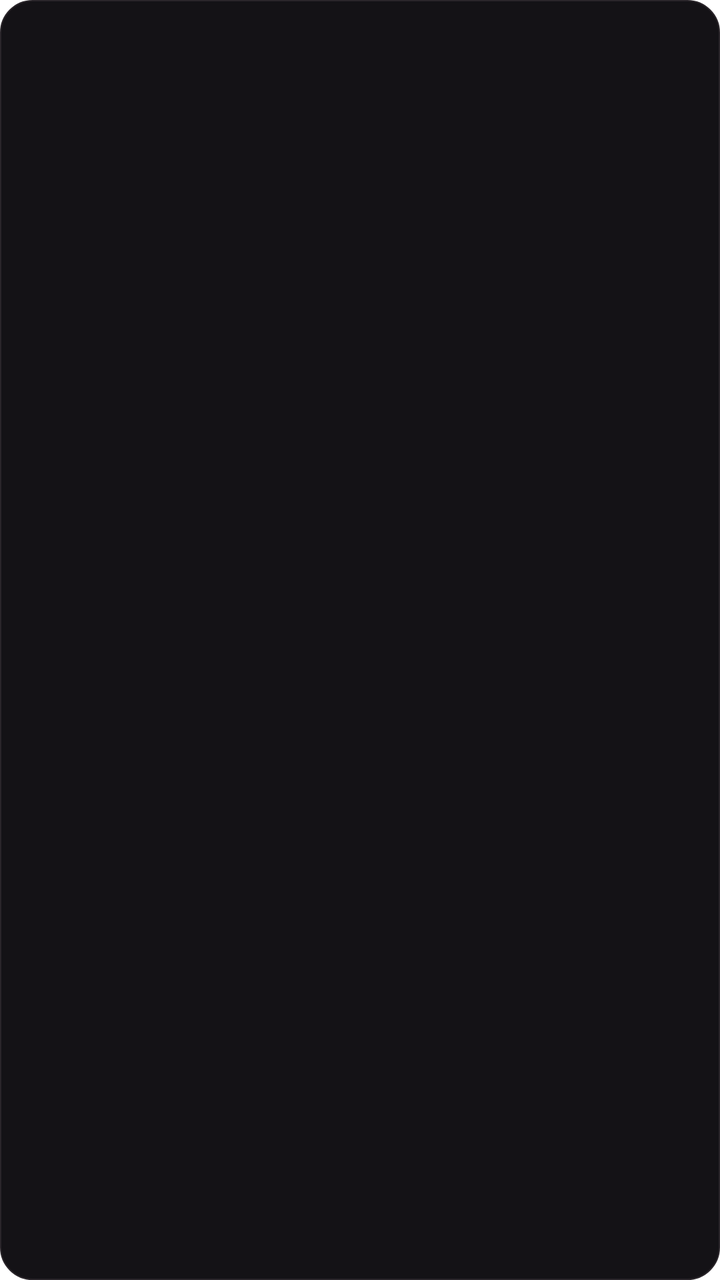
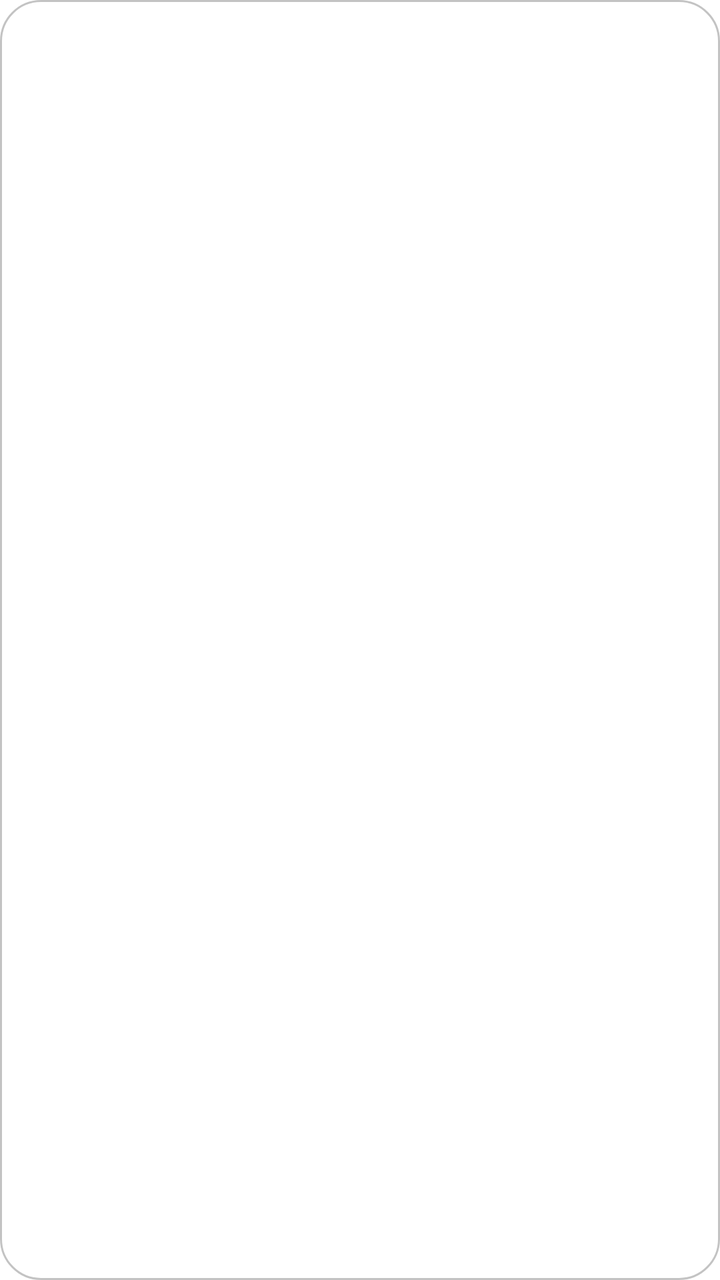

Screens rendered from an Android XML layout before and after an edit, with the pre-edit source and the edit as a unified diff.
<!-- AndroidManifest.xml: application theme Theme.App.Starting -->
<!-- res/layout/item_record.xml -->
<?xml version="1.0" encoding="utf-8"?>
<LinearLayout xmlns:android="http://schemas.android.com/apk/res/android"
    android:layout_width="match_parent"
    android:layout_height="wrap_content"
    android:orientation="vertical"
    android:background="@drawable/glass_card"
    android:padding="12dp"
    android:layout_margin="8dp">
    <TextView
        android:id="@+id/recordInfo"
        android:layout_width="wrap_content"
        android:layout_height="wrap_content"
        android:textColor="#e2c2cf"
        android:textSize="12sp"
        android:layout_marginBottom="6dp"/>
    <ImageView
        android:id="@+id/recordChart"
        android:layout_width="match_parent"
        android:layout_height="100dp"
        android:scaleType="fitXY"/>
</LinearLayout>
<!-- resources referenced by this layout -->
<resources>
  <!-- drawable glass_card (drawable) -->
  <?xml version="1.0" encoding="utf-8"?>
  <shape xmlns:android="http://schemas.android.com/apk/res/android">
      <solid android:color="#141216"/>
      <corners android:radius="16dp"/>
      <stroke android:width="0.5dp" android:color="#2a252a"/>
  </shape>
  <style name="Theme.App.Starting" parent="Theme.SplashScreen">
           <item name="windowSplashScreenBackground">#0c0c10</item>
           <item name="windowSplashScreenAnimatedIcon">@drawable/ic_splash_logo</item>
          <item name="windowSplashScreenIconBackgroundColor">#C2385C</item>
           <item name="postSplashScreenTheme">@style/AppTheme</item>
       </style>
  <!-- drawable ic_splash_logo (drawable) -->
  <?xml version="1.0" encoding="utf-8"?>
  <vector xmlns:android="http://schemas.android.com/apk/res/android"
      android:width="192dp"
      android:height="192dp"
      android:viewportWidth="192"
      android:viewportHeight="192">
      <path
          android:fillColor="#00000000"
          android:strokeColor="#33FFFFFF"
          android:strokeWidth="6"
          android:pathData="M96,96m-88,0a88,88 0,1 1,176 0a88,88 0,1 1,-176 0" />
      <path
          android:fillColor="#FFFFFFFF"
          android:pathData="M96,64 C88,52 72,46 60,54 C44,64 42,86 54,102 C64,116 82,128 96,138 C110,128 128,116 138,102 C150,86 148,64 132,54 C120,46 104,52 96,64 Z"
          android:scaleX="0.62"
          android:scaleY="0.62"
          android:pivotX="96"
          android:pivotY="96" />
      <path
          android:fillColor="#00000000"
          android:strokeColor="#FF3B5B"
          android:strokeWidth="5.5"
          android:strokeLineCap="round"
          android:strokeLineJoin="round"
          android:pathData="M62,100 L82,100 L90,84 L100,118 L110,96 L118,100 L134,100" />
  </vector>
  <style name="AppTheme" parent="Theme.MaterialComponents.DayNight.NoActionBar">
          <item name="android:windowBackground">@color/splash_bg</item>
          <item name="android:statusBarColor">@android:color/transparent</item>
          <item name="android:navigationBarColor">@android:color/transparent</item>
      </style>
  <color name="splash_bg">#0c0c10</color>
</resources>

<!-- the commit's change to res/layout/item_record.xml (unified diff, before → after) -->
@@ -10,7 +10,7 @@
         android:id="@+id/recordInfo"
         android:layout_width="wrap_content"
         android:layout_height="wrap_content"
-        android:textColor="#e2c2cf"
+        android:textColor="@color/label"
         android:textSize="12sp"
         android:layout_marginBottom="6dp"/>
     <ImageView
<!-- resource entries referenced after the edit -->
@@ -1,18 +1,20 @@
 <!-- resources referenced by this layout -->
 <resources>
+  <color name="label">#1C1C1E</color>
   <!-- drawable glass_card (drawable) -->
   <?xml version="1.0" encoding="utf-8"?>
   <shape xmlns:android="http://schemas.android.com/apk/res/android">
-      <solid android:color="#141216"/>
-      <corners android:radius="16dp"/>
-      <stroke android:width="0.5dp" android:color="#2a252a"/>
+      <solid android:color="@color/card"/>
+      <corners android:radius="20dp"/>
+      <stroke android:width="1dp" android:color="@color/separator"/>
   </shape>
   <style name="Theme.App.Starting" parent="Theme.SplashScreen">
-           <item name="windowSplashScreenBackground">#0c0c10</item>
-           <item name="windowSplashScreenAnimatedIcon">@drawable/ic_splash_logo</item>
-          <item name="windowSplashScreenIconBackgroundColor">#C2385C</item>
-           <item name="postSplashScreenTheme">@style/AppTheme</item>
-       </style>
+          <item name="windowSplashScreenBackground">@color/splash_bg</item>
+          <item name="windowSplashScreenAnimatedIcon">@drawable/ic_splash_logo</item>
+          <item name="postSplashScreenTheme">@style/AppTheme</item>
+      </style>
+  <color name="card">#FFFFFF</color>
+  <color name="separator">#3C000000</color>
   <!-- drawable ic_splash_logo (drawable) -->
   <?xml version="1.0" encoding="utf-8"?>
   <vector xmlns:android="http://schemas.android.com/apk/res/android"
@@ -40,11 +42,24 @@
           android:strokeLineJoin="round"
           android:pathData="M62,100 L82,100 L90,84 L100,118 L110,96 L118,100 L134,100" />
   </vector>
-  <style name="AppTheme" parent="Theme.MaterialComponents.DayNight.NoActionBar">
-          <item name="android:windowBackground">@color/splash_bg</item>
+  <style name="AppTheme" parent="Theme.Material3.DayNight.NoActionBar">
+          <item name="colorPrimary">@color/accent</item>
+          <item name="colorOnPrimary">@color/on_accent</item>
+          <item name="colorSurface">@color/card</item>
+          <item name="colorOnSurface">@color/label</item>
+          <item name="colorOnSurfaceVariant">@color/label_secondary</item>
+          <item name="colorOutline">@color/separator</item>
+          <item name="android:windowBackground">@color/bg</item>
           <item name="android:statusBarColor">@android:color/transparent</item>
           <item name="android:navigationBarColor">@android:color/transparent</item>
+          <item name="android:windowLightStatusBar">true</item>
+          <item name="android:windowLightNavigationBar">true</item>
+          <item name="android:fontFamily">sans-serif</item>
       </style>
-  <color name="splash_bg">#0c0c10</color>
+  <color name="accent">#FF375F</color>
+  <color name="on_accent">#FFFFFF</color>
+  <color name="label_secondary">#636366</color>
+  <color name="bg">#F2F2F7</color>
+  <color name="splash_bg">#F2F2F7</color>
 </resources>
 
